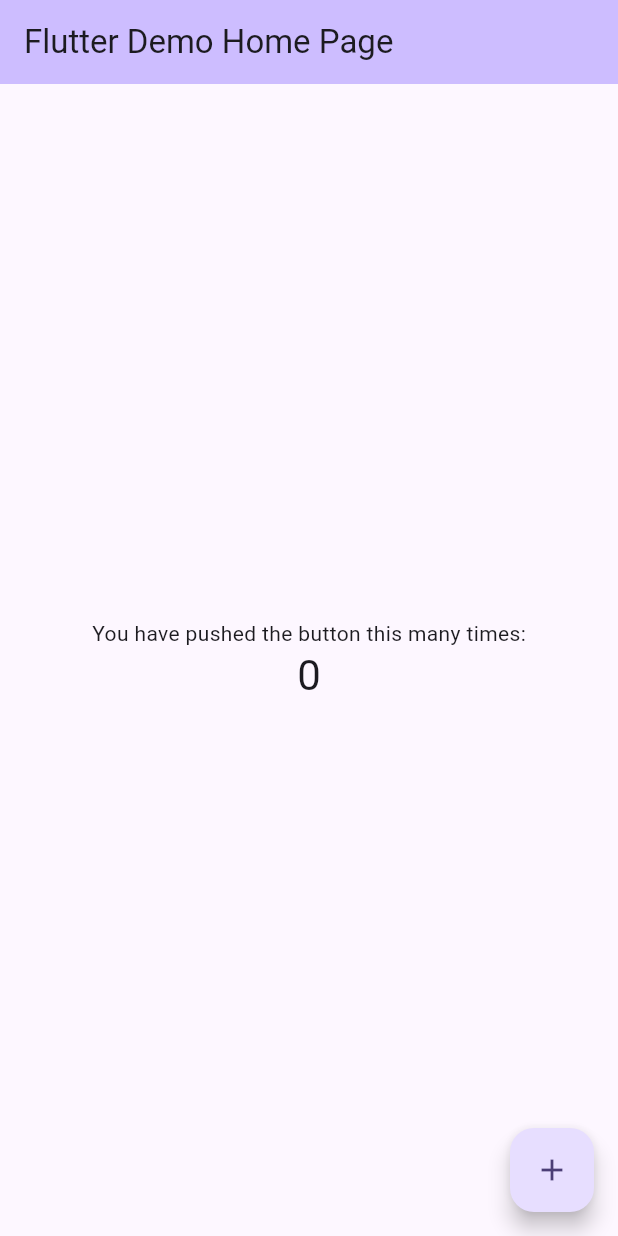
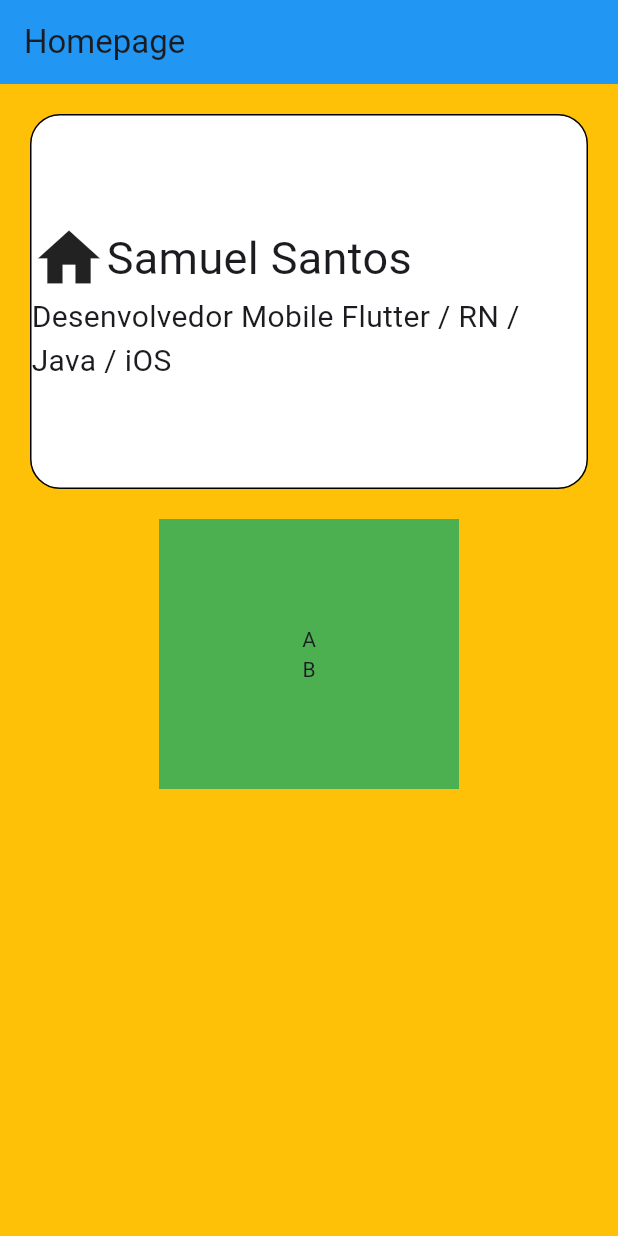
Before and after one commit to waltereidi/unimar_flutter, a Flutter app: the screen it shows after launch, on a phone screen of 412 x 824 dp. Run offline on Flutter 3.47's test engine with Material 3 defaults, Android fonts, the phone set to English and light mode, and no system bars.

Commit message:
first components

```diff
--- a/lib/main.dart
+++ b/lib/main.dart
@@ -2,6 +2,7 @@
 // Import the Flutter Material package
 // This package provides the Material Design widgets and themes.
 import 'package:flutter/material.dart';
+import 'package:unimar_sab_19/views/homepage.dart';
 
 void main() {
   runApp(const MyApp());
@@ -19,57 +20,7 @@
           seedColor: const Color.fromARGB(255, 91, 8, 234),
         ),
       ),
-      home: const MyHomePage(title: 'Flutter Demo Home Page'),
+      home: Homepage(),
     );
   }
 }
-
-class MyHomePage extends StatefulWidget {
-  const MyHomePage({super.key, required this.title});
-
-  final String title;
-
-  @override
-  State<MyHomePage> createState() => _MyHomePageState();
-}
-
-class _MyHomePageState extends State<MyHomePage> {
-  //Linguagem de programação Dart
-  // Variável para contar o número de vezes que o botão foi pressionado
-  int _counter = 0;
-
-  void _incrementCounter() {
-    print('Botão pressionado $_counter vezes');
-    setState(() {
-      _counter++;
-    });
-  }
-
-  @override
-  Widget build(BuildContext context) {
-    return Scaffold(
-      appBar: AppBar(
-        backgroundColor: Theme.of(context).colorScheme.inversePrimary,
-
-        title: Text(widget.title),
-      ),
-      body: Center(
-        child: Column(
-          mainAxisAlignment: MainAxisAlignment.center,
-          children: <Widget>[
-            const Text('You have pushed the button this many times:'),
-            Text(
-              '$_counter',
-              style: Theme.of(context).textTheme.headlineMedium,
-            ),
-          ],
-        ),
-      ),
-      floatingActionButton: FloatingActionButton(
-        onPressed: _incrementCounter,
-        tooltip: 'Increment',
-        child: const Icon(Icons.add),
-      ), // This trailing comma makes auto-formatting nicer for build methods.
-    );
-  }
-}
--- /dev/null
+++ b/lib/views/homepage.dart
@@ -0,0 +1,60 @@
+import 'package:flutter/material.dart';
+
+class Homepage extends StatelessWidget {
+  const Homepage({super.key});
+
+  @override
+  Widget build(BuildContext context) {
+    return Scaffold(
+      appBar: AppBar(
+        title: const Text('Homepage'),
+        backgroundColor: Colors.blue,
+      ),
+      body: Container(
+        color: Colors.amber,
+        child: Column(
+          children: [
+            Container(
+              decoration: BoxDecoration(
+                color: Colors.white,
+                border: Border.all(color: Colors.black),
+                borderRadius: BorderRadius.circular(20.0),
+              ),
+              margin: const EdgeInsets.all(20.0),
+              height: 250.0,
+              child: Column(
+                mainAxisAlignment: MainAxisAlignment.center,
+                crossAxisAlignment: CrossAxisAlignment.end,
+                children: [
+                  Row(
+                    children: [
+                      Icon(Icons.home, size: 50.0),
+                      Text("Samuel Santos", style: TextStyle(fontSize: 30)),
+                    ],
+                  ),
+                  Text(
+                    "Desenvolvedor Mobile Flutter / RN / Java / iOS",
+                    style: TextStyle(fontSize: 20),
+                  ),
+                ],
+              ),
+            ),
+
+            Container(
+              margin: const EdgeInsets.symmetric(horizontal: 20.0),
+
+              color: Colors.green,
+              height: 180.0,
+              width: 200.0,
+              child: Column(
+                crossAxisAlignment: CrossAxisAlignment.center,
+                mainAxisAlignment: MainAxisAlignment.center,
+                children: [Text("A"), Text("B")],
+              ),
+            ),
+          ],
+        ),
+      ),
+    );
+  }
+}
```
